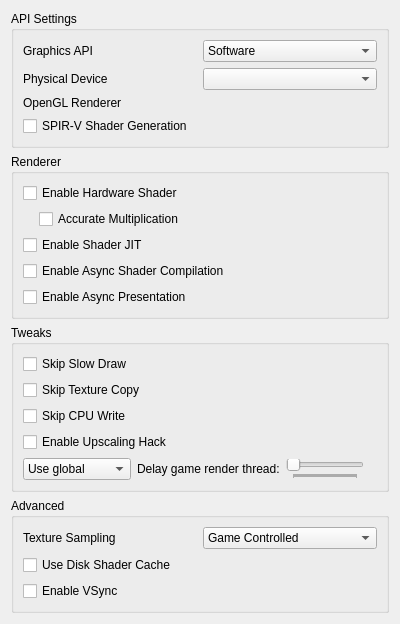
mandarine3ds/mandarine, file src/citra_qt/configuration/configure_graphics.ui: the form before one commit.
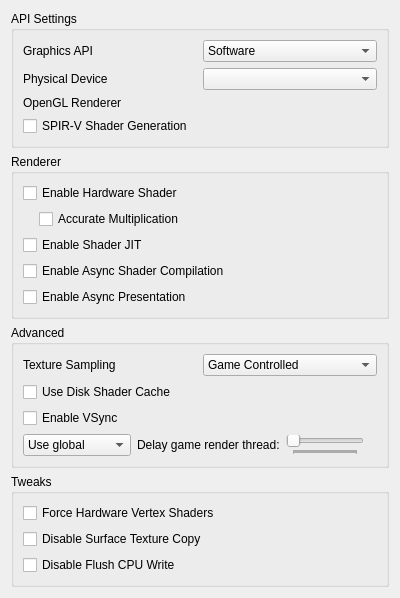
The form after the commit.

```diff
--- a/src/citra_qt/configuration/configure_graphics.ui
+++ b/src/citra_qt/configuration/configure_graphics.ui
@@ -235,48 +235,75 @@
     </widget>
    </item>
    <item>
-    <widget class="QGroupBox" name="tweaksBox">
+    <widget class="QGroupBox" name="groupBox">
      <property name="title">
-      <string>Tweaks</string>
+      <string>Advanced</string>
      </property>
-     <layout class="QVBoxLayout" name="verticalLayout_8">
+     <layout class="QVBoxLayout" name="verticalLayout_2">
       <item>
-       <widget class="QCheckBox" name="toggle_skip_slow_draw">
-        <property name="toolTip">
-         <string>&lt;html&gt;&lt;head/&gt;&lt;body&gt;&lt;p&gt;Skips the slow drawing event from PICA core. May improve performance or rarely fix issues, but may cause graphical bugs.&lt;/p&gt;&lt;/body&gt;&lt;/html&gt;</string>
-        </property>
-        <property name="text">
-         <string>Skip Slow Draw</string>
-        </property>
+       <widget class="QWidget" name="widget_texture_sampling" native="true">
+        <layout class="QHBoxLayout" name="horizontalLayout_2">
+         <property name="leftMargin">
+          <number>0</number>
+         </property>
+         <property name="topMargin">
+          <number>0</number>
+         </property>
+         <property name="rightMargin">
+          <number>0</number>
+         </property>
+         <property name="bottomMargin">
+          <number>0</number>
+         </property>
+         <item>
+          <widget class="QLabel" name="texture_sampling_label">
+           <property name="toolTip">
+            <string>&lt;html&gt;&lt;head/&gt;&lt;body&gt;&lt;p&gt;Overrides the sampling filter used by games. This can be useful in certain cases with poorly behaved games when upscaling. If unsure set this to Game Controlled&lt;/p&gt;&lt;/body&gt;&lt;/html&gt;</string>
+           </property>
+           <property name="text">
+            <string>Texture Sampling</string>
+           </property>
+          </widget>
+         </item>
+         <item>
+          <widget class="QComboBox" name="texture_sampling_combobox">
+           <item>
+            <property name="text">
+             <string>Game Controlled</string>
+            </property>
+           </item>
+           <item>
+            <property name="text">
+             <string>Nearest Neighbor</string>
+            </property>
+           </item>
+           <item>
+            <property name="text">
+             <string>Linear</string>
+            </property>
+           </item>
+          </widget>
+         </item>
+        </layout>
        </widget>
       </item>
       <item>
-       <widget class="QCheckBox" name="toggle_skip_texture_copy">
+       <widget class="QCheckBox" name="toggle_disk_shader_cache">
         <property name="toolTip">
          <string>&lt;html&gt;&lt;head/&gt;&lt;body&gt;&lt;p&gt;Skips the texture copy event from rasterizer cache. May improve performance or rarely fix issues, but may cause graphical bugs.&lt;/p&gt;&lt;/body&gt;&lt;/html&gt;</string>
         </property>
         <property name="text">
-         <string>Skip Texture Copy</string>
+         <string>Use Disk Shader Cache</string>
         </property>
        </widget>
       </item>
       <item>
-       <widget class="QCheckBox" name="toggle_skip_cpu_write">
+       <widget class="QCheckBox" name="toggle_vsync_new">
         <property name="toolTip">
          <string>&lt;html&gt;&lt;head/&gt;&lt;body&gt;&lt;p&gt;Skips the CPU write event from rasterizer cache invalidation. May improve performance or rarely fix issues, but may cause graphical bugs.&lt;/p&gt;&lt;/body&gt;&lt;/html&gt;</string>
         </property>
         <property name="text">
-         <string>Skip CPU Write</string>
-        </property>
-       </widget>
-      </item>
-      <item>
-       <widget class="QCheckBox" name="toggle_upscaling_hack">
-        <property name="toolTip">
-         <string>&lt;html&gt;&lt;head/&gt;&lt;body&gt;&lt;p&gt;Overrides upscaling for dst_params. May fix texture ghosting for some games, but may crash for another games as well.&lt;/p&gt;&lt;/body&gt;&lt;/html&gt;</string>
-        </property>
-        <property name="text">
-         <string>Enable Upscaling Hack</string>
+         <string>Enable VSync</string>
         </property>
        </widget>
       </item>
@@ -363,73 +390,36 @@
    <item>
     <widget class="QGroupBox" name="groupBox">
      <property name="title">
-      <string>Advanced</string>
+      <string>Tweaks</string>
      </property>
-     <layout class="QVBoxLayout" name="verticalLayout_2">
+     <layout class="QVBoxLayout" name="verticalLayout_4">
       <item>
-       <widget class="QWidget" name="widget_texture_sampling" native="true">
-        <layout class="QHBoxLayout" name="horizontalLayout_2">
-         <property name="leftMargin">
-          <number>0</number>
-         </property>
-         <property name="topMargin">
-          <number>0</number>
-         </property>
-         <property name="rightMargin">
-          <number>0</number>
-         </property>
-         <property name="bottomMargin">
-          <number>0</number>
-         </property>
-         <item>
-          <widget class="QLabel" name="texture_sampling_label">
-           <property name="toolTip">
-            <string>&lt;html&gt;&lt;head/&gt;&lt;body&gt;&lt;p&gt;Overrides the sampling filter used by games. This can be useful in certain cases with poorly behaved games when upscaling. If unsure set this to Game Controlled&lt;/p&gt;&lt;/body&gt;&lt;/html&gt;</string>
-           </property>
-           <property name="text">
-            <string>Texture Sampling</string>
-           </property>
-          </widget>
-         </item>
-         <item>
-          <widget class="QComboBox" name="texture_sampling_combobox">
-           <item>
-            <property name="text">
-             <string>Game Controlled</string>
-            </property>
-           </item>
-           <item>
-            <property name="text">
-             <string>Nearest Neighbor</string>
-            </property>
-           </item>
-           <item>
-            <property name="text">
-             <string>Linear</string>
-            </property>
-           </item>
-          </widget>
-         </item>
-        </layout>
+       <widget class="QCheckBox" name="toggle_force_hw_vertex_shaders">
+        <property name="toolTip">
+         <string>&lt;html&gt;&lt;head/&gt;&lt;body&gt;&lt;p&gt;Ignores software vertex shaders from PICA core. Enable this may lead a small performance boost, but may cause graphical bugs as well.&lt;/p&gt;&lt;/body&gt;&lt;/html&gt;</string>
+        </property>
+        <property name="text">
+         <string>Force Hardware Vertex Shaders</string>
+        </property>
        </widget>
       </item>
       <item>
-       <widget class="QCheckBox" name="toggle_disk_shader_cache">
+       <widget class="QCheckBox" name="toggle_disable_surface_texture_copy">
         <property name="toolTip">
          <string>&lt;html&gt;&lt;head/&gt;&lt;body&gt;&lt;p&gt;Reduce stuttering by storing and loading generated shaders to disk.&lt;/p&gt;&lt;/body&gt;&lt;/html&gt;</string>
         </property>
         <property name="text">
-         <string>Use Disk Shader Cache</string>
+         <string>Disable Surface Texture Copy</string>
         </property>
        </widget>
       </item>
       <item>
-       <widget class="QCheckBox" name="toggle_vsync_new">
+       <widget class="QCheckBox" name="toggle_disable_flush_cpu_write">
         <property name="toolTip">
          <string>VSync prevents the screen from tearing, but some graphics cards have lower performance with VSync enabled. Keep it enabled if you don't notice a performance difference.</string>
         </property>
         <property name="text">
-         <string>Enable VSync</string>
+         <string>Disable Flush CPU Write</string>
         </property>
        </widget>
       </item>
```
Left out of the diff: 8 changed lines with no effect on the pictures.
